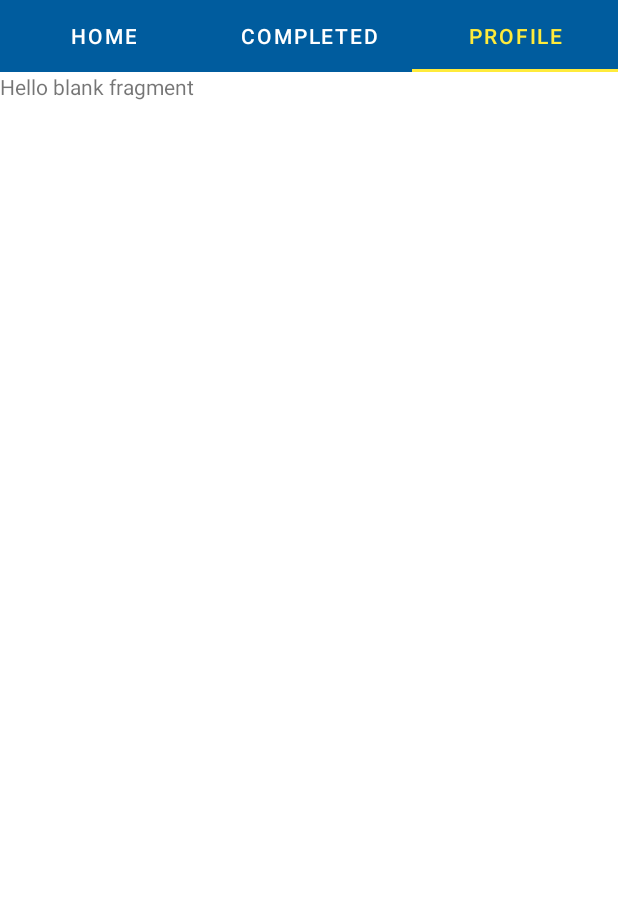
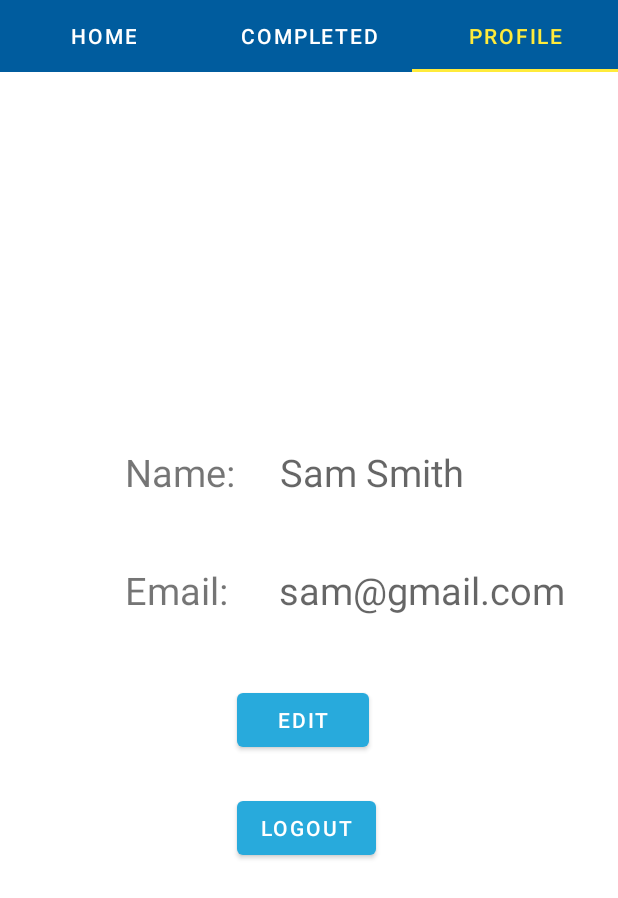
Before and after one commit to shaky008/PlanGenie, an Android app: the HomeFragment screen opened directly, with no data from a screen before it, tab 3 chosen, on a phone screen of 412 x 824 dp. Shown: the top 898 px of the screen. Run offline under Robolectric (Android 15) with nearby library versions, the phone set to English and light mode, and no system bars; our stand-ins replace Firebase (no records; nobody signed in at launch, a user with empty details on screens opened directly).

Commit message:
updated HomeFragment

```diff
--- a/app/src/main/java/com/example/plangenie/EventAdapter.java
+++ b/app/src/main/java/com/example/plangenie/EventAdapter.java
@@ -1,14 +1,12 @@
 package com.example.plangenie;
 
 import android.content.Context;
-import android.content.Intent;
 import android.view.LayoutInflater;
 import android.view.View;
 import android.view.ViewGroup;
 import android.widget.TextView;
 
 import androidx.annotation.NonNull;
-import androidx.cardview.widget.CardView;
 import androidx.recyclerview.widget.RecyclerView;
 
 import java.util.ArrayList;
@@ -34,8 +32,9 @@ public class EventAdapter extends RecyclerView.Adapter<EventAdapter.MyViewHolder
     @Override
     public void onBindViewHolder(@NonNull EventAdapter.MyViewHolder holder, int position) {
         ModelEvent modelEvent = arrayList.get(position);
-        holder.title.setText(modelEvent.getTitle());
-        holder.date.setText(modelEvent.getDate());
+        holder.title.setText(modelEvent.getEventTopic());
+        holder.date.setText(modelEvent.getEventDate());
+        holder.time.setText(modelEvent.getEventTime());
 
 //        holder.cardView.setOnClickListener(new View.OnClickListener() {
 //            @Override
@@ -58,15 +57,16 @@ public class EventAdapter extends RecyclerView.Adapter<EventAdapter.MyViewHolder
 
 
     public static class MyViewHolder extends RecyclerView.ViewHolder {
-        TextView title, date;
-        CardView cardView;
+        TextView title, date, time;
+//        CardView cardView;
 
         public MyViewHolder(@NonNull View itemView) {
             super(itemView);
 
-            cardView = itemView.findViewById(R.id.card_view);
+//            cardView = itemView.findViewById(R.id.card_view);
             title = itemView.findViewById(R.id.eventTitleTextView);
-            date= itemView.findViewById(R.id.timeTextView);
+            date= itemView.findViewById(R.id.dateTextView);
+            time = itemView.findViewById(R.id.timeTextView);
         }
     }
 }
--- a/app/src/main/java/com/example/plangenie/HomeFragment.java
+++ b/app/src/main/java/com/example/plangenie/HomeFragment.java
@@ -1,24 +1,43 @@
 package com.example.plangenie;
+
+import static android.content.ContentValues.TAG;
 
 import android.content.Intent;
 import android.os.Bundle;
 
+import androidx.annotation.NonNull;
 import androidx.fragment.app.Fragment;
 import androidx.recyclerview.widget.LinearLayoutManager;
 import androidx.recyclerview.widget.RecyclerView;
 
+import android.util.Log;
 import android.view.LayoutInflater;
 import android.view.View;
 import android.view.ViewGroup;
 import android.widget.Button;
+
+import com.google.firebase.auth.FirebaseAuth;
+import com.google.firebase.auth.FirebaseUser;
+import com.google.firebase.database.DataSnapshot;
+import com.google.firebase.database.DatabaseError;
+import com.google.firebase.database.DatabaseReference;
+import com.google.firebase.database.FirebaseDatabase;
+import com.google.firebase.database.ValueEventListener;
 
 import java.util.ArrayList;
 
 public class HomeFragment extends Fragment {
 
     RecyclerView recyclerView;
-    ArrayList<ModelEvent> arrayList = new ArrayList<>();
+    EventAdapter eventAdapter;
+    ArrayList<ModelEvent> arrayList;
     Button createEventBtn;
+
+    private DatabaseReference databaseReference;
+    private FirebaseDatabase firebaseDatabase;
+    private  FirebaseAuth mAuth;
+    private FirebaseUser firebaseUser;
+    private String userId;
 
     @Override
     public View onCreateView(LayoutInflater inflater, ViewGroup container,
@@ -29,28 +48,48 @@ public class HomeFragment extends Fragment {
         recyclerView = view.findViewById(R.id.recyclerView);
         createEventBtn = view.findViewById(R.id.createEvent_btn);
 
-        arrayList.add(new ModelEvent("Doctors appointment", "25th march", "2:00PM" ));
-        arrayList.add(new ModelEvent("Doctors appointment", "25th march", "2:00PM" ));
-        arrayList.add(new ModelEvent("Doctors appointment", "25th march", "2:00PM" ));
-        arrayList.add(new ModelEvent("Doctors appointment", "25th march", "2:00PM" ));
-        arrayList.add(new ModelEvent("Doctors appointment", "25th march", "2:00PM" ));
-        arrayList.add(new ModelEvent("Doctors appointment", "25th march", "2:00PM" ));
-        arrayList.add(new ModelEvent("Doctors appointment", "25th march", "2:00PM" ));
-        arrayList.add(new ModelEvent("Doctors appointment", "25th march", "2:00PM" ));
-        arrayList.add(new ModelEvent("Doctors appointment", "25th march", "2:00PM" ));
-        arrayList.add(new ModelEvent("Doctors appointment", "25th march", "2:00PM" ));
+        // initializes Firebase Authentication and gets the current user's unique ID
+        mAuth = FirebaseAuth.getInstance();
+        firebaseUser = mAuth.getCurrentUser();
+        userId = firebaseUser.getUid();
 
-        EventAdapter adapter = new EventAdapter(getContext(), arrayList);
-        recyclerView.setAdapter(adapter);
+        //get reference to the database
+        firebaseDatabase = FirebaseDatabase.getInstance();
+        //point the location "Users/events" in the database.
+        databaseReference = firebaseDatabase.getReference("Users").child(userId).child("events");
 
         LinearLayoutManager linearLayoutManager = new LinearLayoutManager(getContext());
         recyclerView.setLayoutManager(linearLayoutManager);
+
+        arrayList = new ArrayList<>();
+        eventAdapter = new EventAdapter(getContext(), arrayList);
+        recyclerView.setAdapter(eventAdapter);
+
+        databaseReference.addValueEventListener(new ValueEventListener() {
+            @Override
+            public void onDataChange(@NonNull DataSnapshot snapshot) {
+                for (DataSnapshot dataSnapshot : snapshot.getChildren())
+                {
+                        ModelEvent event = dataSnapshot.getValue(ModelEvent.class);
+                        arrayList.add(event);
+                }
+
+                eventAdapter.notifyDataSetChanged();
+            }
+
+            @Override
+            public void onCancelled(@NonNull DatabaseError error) {
+                Log.w(TAG, "Failed to read value.", error.toException());
+
+            }
+        });
 
         createEvent();
 
         return view;
     }
 
+    //send to another activity where user can create their event
     public void createEvent()
     {
         createEventBtn.setOnClickListener(new View.OnClickListener() {
--- a/app/src/main/res/layout/fragment_profile.xml
+++ b/app/src/main/res/layout/fragment_profile.xml
@@ -1,14 +1,73 @@
 <?xml version="1.0" encoding="utf-8"?>
-<FrameLayout xmlns:android="http://schemas.android.com/apk/res/android"
+<androidx.constraintlayout.widget.ConstraintLayout xmlns:android="http://schemas.android.com/apk/res/android"
+    xmlns:app="http://schemas.android.com/apk/res-auto"
     xmlns:tools="http://schemas.android.com/tools"
     android:layout_width="match_parent"
     android:layout_height="match_parent"
     tools:context=".ProfileFragment">
 
-    <!-- TODO: Update blank fragment layout -->
+
     <TextView
-        android:layout_width="match_parent"
-        android:layout_height="match_parent"
-        android:text="@string/hello_blank_fragment" />
+        android:id="@+id/textView"
+        android:layout_width="wrap_content"
+        android:layout_height="wrap_content"
+        android:layout_marginStart="83dp"
+        android:layout_marginTop="249dp"
+        android:text="Name: "
+        android:textSize="25sp"
+        app:layout_constraintStart_toStartOf="parent"
+        app:layout_constraintTop_toTopOf="parent" />
 
-</FrameLayout>
+    <TextView
+        android:id="@+id/nameTextView"
+        android:layout_width="wrap_content"
+        android:layout_height="wrap_content"
+        android:layout_marginStart="24dp"
+        android:layout_marginTop="249dp"
+        android:hint="Sam Smith"
+        android:textSize="25sp"
+        app:layout_constraintStart_toEndOf="@+id/textView"
+        app:layout_constraintTop_toTopOf="parent" />
+
+    <TextView
+        android:id="@+id/textView2"
+        android:layout_width="wrap_content"
+        android:layout_height="wrap_content"
+        android:layout_marginStart="83dp"
+        android:layout_marginTop="44dp"
+        android:text="Email: "
+        android:textSize="25sp"
+        app:layout_constraintStart_toStartOf="parent"
+        app:layout_constraintTop_toBottomOf="@+id/textView" />
+
+    <TextView
+        android:id="@+id/emailTextview"
+        android:layout_width="wrap_content"
+        android:layout_height="wrap_content"
+        android:layout_marginStart="28dp"
+        android:layout_marginTop="44dp"
+        android:hint="sam@gmail.com "
+        android:textSize="25sp"
+        app:layout_constraintStart_toEndOf="@+id/textView2"
+        app:layout_constraintTop_toBottomOf="@+id/nameTextView" />
+
+    <Button
+        android:id="@+id/editButton"
+        android:layout_width="wrap_content"
+        android:layout_height="wrap_content"
+        android:layout_marginStart="158dp"
+        android:layout_marginTop="45dp"
+        android:text="Edit"
+        app:layout_constraintStart_toStartOf="parent"
+        app:layout_constraintTop_toBottomOf="@+id/emailTextview" />
+
+    <Button
+        android:id="@+id/logoutButton"
+        android:layout_width="wrap_content"
+        android:layout_height="wrap_content"
+        android:layout_marginStart="158dp"
+        android:layout_marginTop="24dp"
+        android:text="Logout"
+        app:layout_constraintStart_toStartOf="parent"
+        app:layout_constraintTop_toBottomOf="@+id/editButton" />
+</androidx.constraintlayout.widget.ConstraintLayout>
```
Also changed, not shown: app/src/main/java/com/example/plangenie/ModelEvent.java (+20 -19 lines), app/src/main/res/layout/design.xml (+10 -6 lines).
